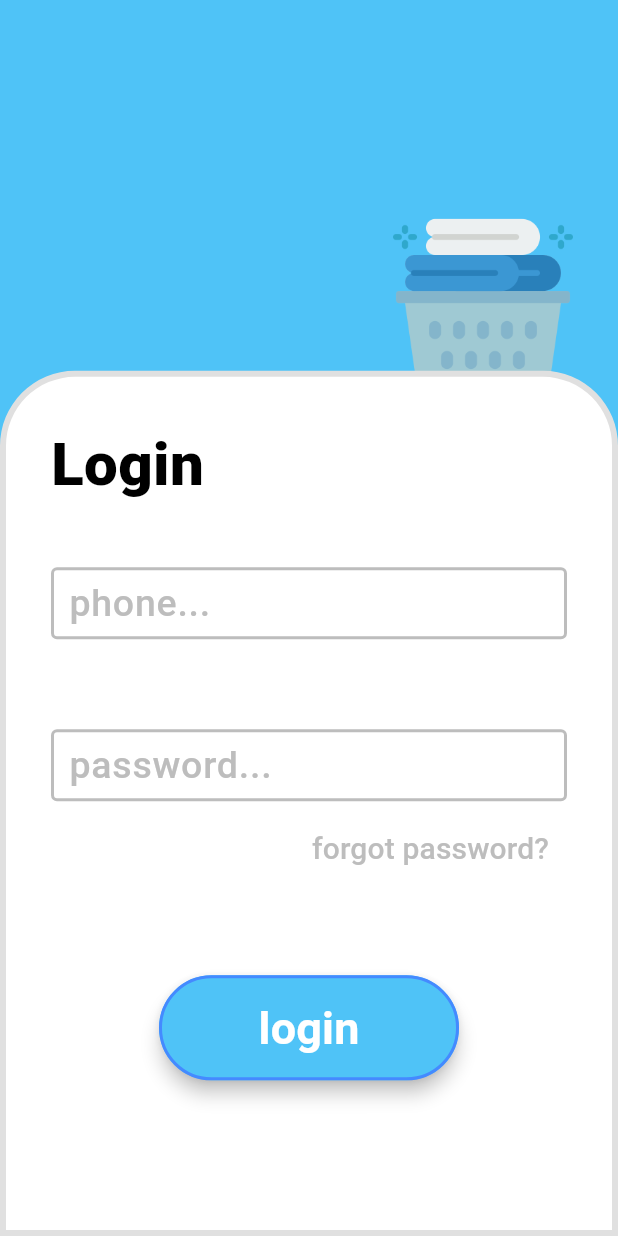
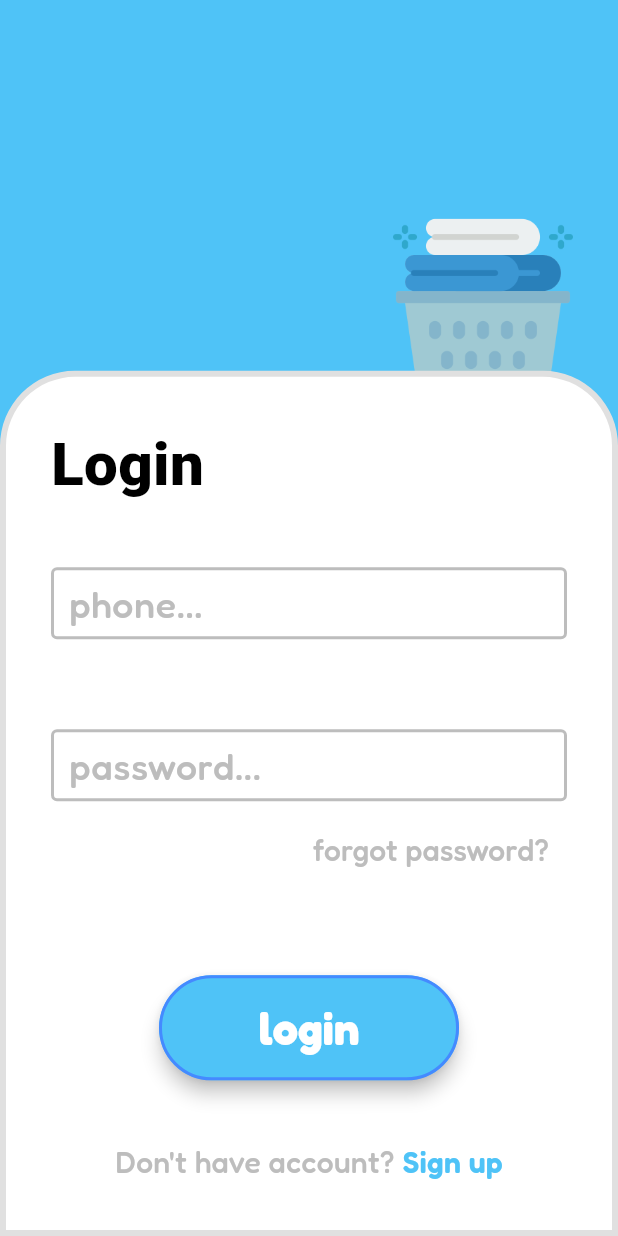
Before and after one commit to sopihtnapa22/project_luandry, a Flutter app: the screen it shows after launch, after a tap on "Get Started", on a phone screen of 412 x 824 dp. Run offline on Flutter 3.47's test engine with Material 3 defaults, Android fonts, the light colour scheme and no system bars; our stand-ins replace google_fonts.

Commit message:
feat: enhance login screen UI with Google Fonts and add Sign Up screen

```diff
--- a/lib/screens/login/login_screen.dart
+++ b/lib/screens/login/login_screen.dart
@@ -1,5 +1,7 @@
 import 'package:flutter/material.dart';
 import 'package:project_luandry/screens/password/reset_password.dart';
+import 'package:google_fonts/google_fonts.dart';
+import 'package:project_luandry/screens/singup/singup_screen.dart';
 
 class LoginScreen extends StatelessWidget {
   const LoginScreen({super.key});
@@ -36,7 +38,7 @@ class LoginScreen extends StatelessWidget {
                   // SingleChildScrollView เพื่อป้องกัน overflow เมื่อแป้นพิมพ์ขึ้น
                   padding: const EdgeInsets.all(30.0),
                   child: Column(
-                    mainAxisSize: MainAxisSize.min, // ทำให้ Column ใช้ความสูงเท่าที่จำเป็น
+                    mainAxisSize: MainAxisSize.min,
                     crossAxisAlignment: CrossAxisAlignment.stretch,
                     children: [
                       const Text(
@@ -50,7 +52,7 @@ class LoginScreen extends StatelessWidget {
                         keyboardType: TextInputType.phone,
                         decoration: InputDecoration(
                           labelText: "phone...",
-                          labelStyle: TextStyle(color: Color(0xFFBDBDBD), fontSize: 25, fontFamily: 'Fredoka', fontWeight: FontWeight.w500),
+                          labelStyle: GoogleFonts.fredoka(color: Color(0xFFBDBDBD), fontSize: 25, fontWeight: FontWeight.w500),
                           contentPadding: EdgeInsets.symmetric(vertical: 1, horizontal: 8),
 
                           enabledBorder: OutlineInputBorder(borderSide: BorderSide(color: Color(0xFFBDBDBD), width: 2)),
@@ -65,7 +67,7 @@ class LoginScreen extends StatelessWidget {
                         obscureText: true,
                         decoration: InputDecoration(
                           labelText: "password...",
-                          labelStyle: TextStyle(color: Color(0xFFBDBDBD), fontSize: 25, fontFamily: 'Fredoka', fontWeight: FontWeight.w500),
+                          labelStyle: GoogleFonts.fredoka(color: Color(0xFFBDBDBD), fontSize: 25, fontWeight: FontWeight.w500),
                           contentPadding: EdgeInsets.symmetric(vertical: 1, horizontal: 8),
 
                           enabledBorder: OutlineInputBorder(borderSide: BorderSide(color: Color(0xFFBDBDBD), width: 2)),
@@ -79,7 +81,10 @@ class LoginScreen extends StatelessWidget {
                           onPressed: () {
                             Navigator.push(context, MaterialPageRoute(builder: (context) => const ResetPasswordScreen()));
                           },
-                          child: const Text('forgot password?', style: TextStyle(color: Color(0xFFBDBDBD), fontSize: 20)),
+                          child: Text(
+                            'forgot password?',
+                            style: GoogleFonts.fredoka(color: Color(0xFFBDBDBD), fontSize: 20, fontWeight: FontWeight.w500),
+                          ),
                         ),
                       ),
 
@@ -102,12 +107,28 @@ class LoginScreen extends StatelessWidget {
                               side: BorderSide(color: Colors.blueAccent, width: 2),
                               elevation: 5,
                             ),
-                            child: const Text(
-                              "login",
-                              style: TextStyle(fontSize: 30, fontFamily: 'Fredoka', fontWeight: FontWeight.bold),
+                            child: Text("login", style: GoogleFonts.fredoka(fontSize: 30, fontWeight: FontWeight.bold)),
+                          ),
+                        ),
+                      ),
+                      const SizedBox(height: 40),
+                      Row(
+                        mainAxisAlignment: MainAxisAlignment.center,
+                        children: [
+                          Text(
+                            "Don't have account? ",
+                            style: GoogleFonts.fredoka(fontSize: 20, color: Color(0xFFBDBDBD), fontWeight: FontWeight.w500),
+                          ),
+                          GestureDetector(
+                            onTap: () {
+                              Navigator.push(context, MaterialPageRoute(builder: (context) => const SignUpScreen()));
+                            },
+                            child: Text(
+                              "Sign up",
+                              style: GoogleFonts.fredoka(fontSize: 20, color: Color(0xFF4FC3F7), fontWeight: FontWeight.w600),
                             ),
                           ),
-                        ),
+                        ],
                       ),
                     ],
                   ),
```
Also changed, not shown: lib/screens/singup/singup_screen.dart (added, +10 -0 lines), pubspec.yaml (+2 -6 lines), pubspec.lock, 1 other file.
